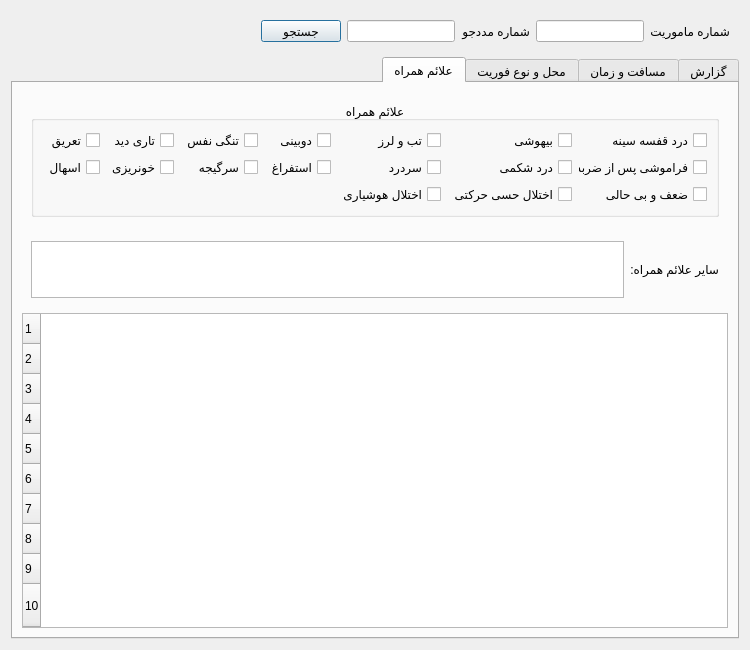
Qt form src/hamyar_paygah/new_ui/widgets/mission_details_tab.ui (MohsenHNSJ/HamyarPaygahPy) before a commit.
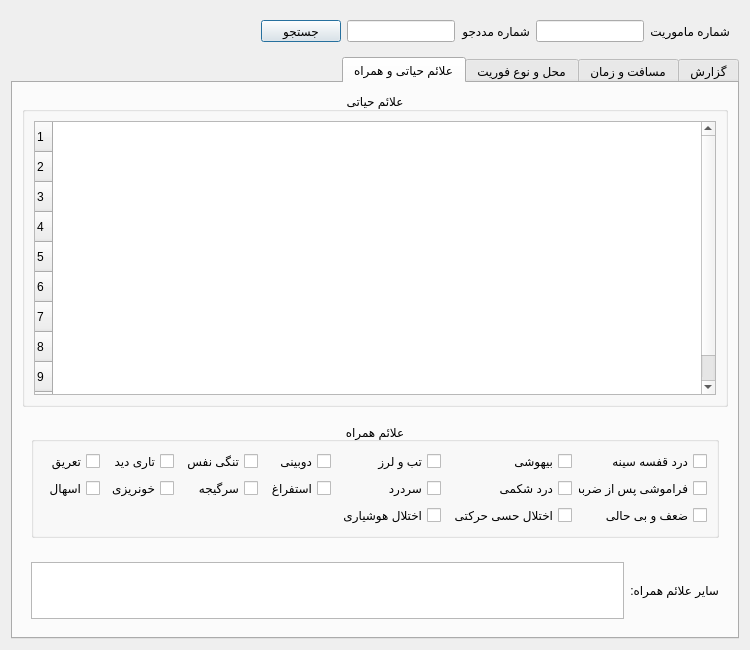
The same form after that commit.

Commit message: Added coloring for the vital signs table

The edit to the form file:
```diff
--- a/src/hamyar_paygah/new_ui/widgets/mission_details_tab.ui
+++ b/src/hamyar_paygah/new_ui/widgets/mission_details_tab.ui
@@ -1501,9 +1501,71 @@
      </widget>
      <widget class="QWidget" name="symptoms_tab">
       <attribute name="title">
-       <string>علائم همراه</string>
+       <string>علائم حیاتی و همراه</string>
       </attribute>
       <layout class="QVBoxLayout" name="verticalLayout_5">
+       <item>
+        <widget class="QGroupBox" name="vital_signs_group_Box">
+         <property name="title">
+          <string>علائم حیاتی</string>
+         </property>
+         <property name="alignment">
+          <set>Qt::AlignmentFlag::AlignCenter</set>
+         </property>
+         <layout class="QVBoxLayout" name="verticalLayout_6">
+          <item>
+           <widget class="QTableWidget" name="vital_signs_table_Widget">
+            <property name="focusPolicy">
+             <enum>Qt::FocusPolicy::NoFocus</enum>
+            </property>
+            <property name="layoutDirection">
+             <enum>Qt::LayoutDirection::LeftToRight</enum>
+            </property>
+            <property name="editTriggers">
+             <set>QAbstractItemView::EditTrigger::NoEditTriggers</set>
+            </property>
+            <property name="tabKeyNavigation">
+             <bool>false</bool>
+            </property>
+            <property name="showDropIndicator" stdset="0">
+             <bool>false</bool>
+            </property>
+            <property name="alternatingRowColors">
+             <bool>true</bool>
+            </property>
+            <property name="selectionMode">
+             <enum>QAbstractItemView::SelectionMode::NoSelection</enum>
+            </property>
+            <property name="cornerButtonEnabled">
+             <bool>false</bool>
+            </property>
+            <property name="rowCount">
+             <number>10</number>
+            </property>
+            <property name="supportedDragActions">
+             <set>Qt::DropAction::IgnoreAction</set>
+            </property>
+            <attribute name="verticalHeaderDefaultSectionSize">
+             <number>30</number>
+            </attribute>
+            <attribute name="verticalHeaderStretchLastSection">
+             <bool>false</bool>
+            </attribute>
+            <row/>
+            <row/>
+            <row/>
+            <row/>
+            <row/>
+            <row/>
+            <row/>
+            <row/>
+            <row/>
+            <row/>
+           </widget>
+          </item>
+         </layout>
+        </widget>
+       </item>
        <item>
         <widget class="QWidget" name="symptoms_section" native="true">
          <property name="maximumSize">
@@ -1688,56 +1750,6 @@
          </layout>
         </widget>
        </item>
-       <item>
-        <widget class="QTableWidget" name="vital_signs_table_Widget">
-         <property name="focusPolicy">
-          <enum>Qt::FocusPolicy::NoFocus</enum>
-         </property>
-         <property name="layoutDirection">
-          <enum>Qt::LayoutDirection::LeftToRight</enum>
-         </property>
-         <property name="editTriggers">
-          <set>QAbstractItemView::EditTrigger::NoEditTriggers</set>
-         </property>
-         <property name="tabKeyNavigation">
-          <bool>false</bool>
-         </property>
-         <property name="showDropIndicator" stdset="0">
-          <bool>false</bool>
-         </property>
-         <property name="alternatingRowColors">
-          <bool>true</bool>
-         </property>
-         <property name="selectionMode">
-          <enum>QAbstractItemView::SelectionMode::NoSelection</enum>
-         </property>
-         <property name="cornerButtonEnabled">
-          <bool>false</bool>
-         </property>
-         <property name="rowCount">
-          <number>10</number>
-         </property>
-         <property name="supportedDragActions">
-          <set>Qt::DropAction::IgnoreAction</set>
-         </property>
-         <attribute name="verticalHeaderDefaultSectionSize">
-          <number>30</number>
-         </attribute>
-         <attribute name="verticalHeaderStretchLastSection">
-          <bool>true</bool>
-         </attribute>
-         <row/>
-         <row/>
-         <row/>
-         <row/>
-         <row/>
-         <row/>
-         <row/>
-         <row/>
-         <row/>
-         <row/>
-        </widget>
-       </item>
       </layout>
      </widget>
     </widget>
```
The commit also changes 2 other files.
